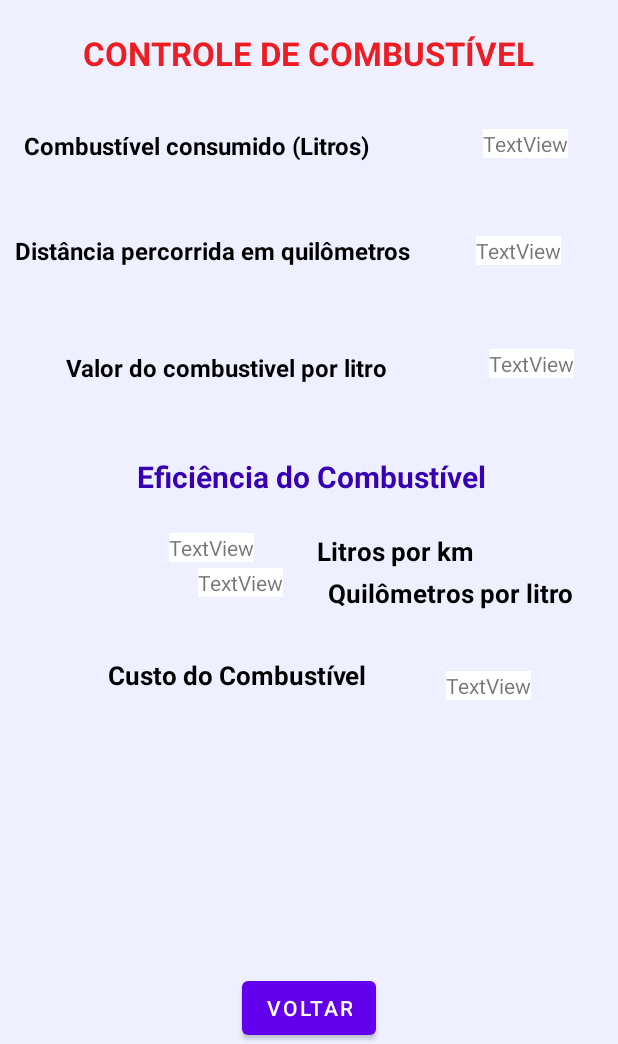
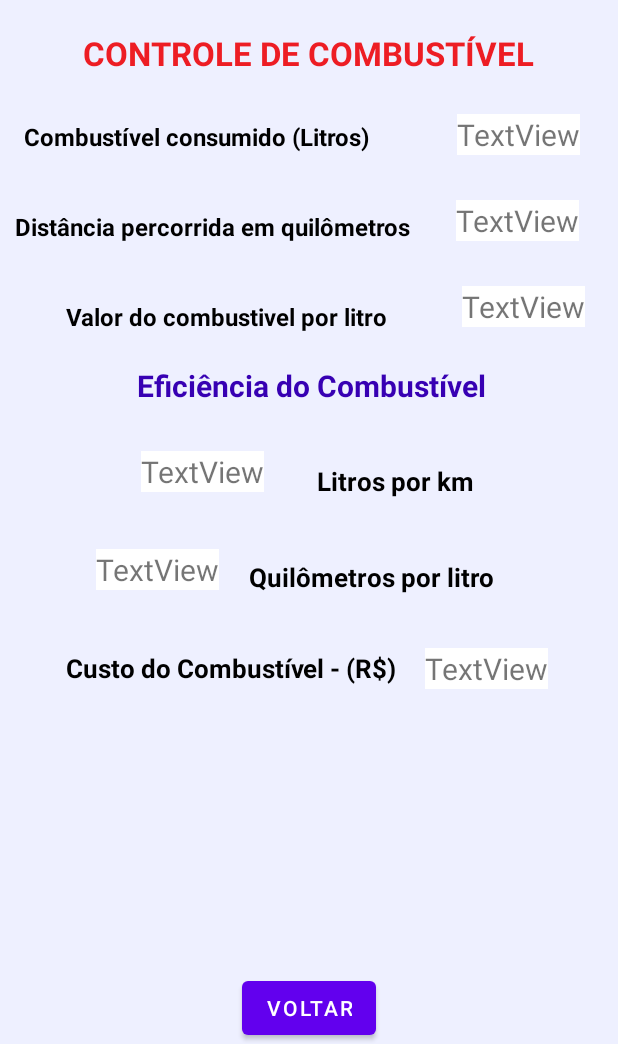
Before and after one commit to Ediberto/EcoDriveApp, an Android app: the layout activity_tela_resultados.xml on its own in the app's theme, with its tools: preview values and no code run, on a phone screen of 412 x 824 dp, the part 192-1236 px from its top. Run offline under Robolectric (Android 15) with nearby library versions, the light colour scheme and no system bars.

Commit message:
SISTEMA CONCLUIDO Versão 01

```diff
--- a/app/src/main/res/layout/activity_tela_resultados.xml
+++ b/app/src/main/res/layout/activity_tela_resultados.xml
@@ -38,7 +38,7 @@
         android:layout_width="wrap_content"
         android:layout_height="wrap_content"
         android:layout_marginStart="16dp"
-        android:layout_marginTop="36dp"
+        android:layout_marginTop="30dp"
         android:text="Combustível consumido (Litros)"
         android:textStyle="bold"
         android:textSize="16sp"
@@ -50,10 +50,11 @@
         android:id="@+id/exibeCombustivelConsumido"
         android:layout_width="wrap_content"
         android:layout_height="wrap_content"
-        android:layout_marginTop="36dp"
+        android:layout_marginTop="26dp"
         android:background="@color/white"
         android:text="TextView"
         android:textAlignment="center"
+        android:textSize="20sp"
         app:layout_constraintEnd_toEndOf="parent"
         app:layout_constraintHorizontal_bias="0.693"
         app:layout_constraintStart_toEndOf="@+id/msgCombConsumido"
@@ -64,7 +65,7 @@
         android:layout_width="wrap_content"
         android:layout_height="wrap_content"
         android:layout_marginStart="10dp"
-        android:layout_marginTop="48dp"
+        android:layout_marginTop="38dp"
         android:text="Distância percorrida em quilômetros"
         android:textStyle="bold"
         android:textSize="16sp"
@@ -76,9 +77,11 @@
         android:id="@+id/exibeDistanciaPercorrida"
         android:layout_width="wrap_content"
         android:layout_height="wrap_content"
-        android:layout_marginTop="52dp"
+        android:layout_marginTop="30dp"
         android:background="@color/white"
         android:text="TextView"
+        android:textAlignment="center"
+        android:textSize="20sp"
         app:layout_constraintEnd_toEndOf="parent"
         app:layout_constraintHorizontal_bias="0.53"
         app:layout_constraintStart_toEndOf="@+id/msgDistanciaPercorrida"
@@ -89,7 +92,7 @@
         android:layout_width="wrap_content"
         android:layout_height="wrap_content"
         android:layout_marginStart="44dp"
-        android:layout_marginTop="56dp"
+        android:layout_marginTop="38dp"
         android:text="Valor do combustivel por litro"
         android:textStyle="bold"
         android:textSize="16sp"
@@ -101,9 +104,11 @@
         android:id="@+id/exibeValorCombustivel"
         android:layout_width="wrap_content"
         android:layout_height="wrap_content"
-        android:layout_marginTop="56dp"
+        android:layout_marginTop="30dp"
         android:background="@color/white"
         android:text="TextView"
+        android:textAlignment="center"
+        android:textSize="20sp"
         app:layout_constraintEnd_toEndOf="parent"
         app:layout_constraintHorizontal_bias="0.698"
         app:layout_constraintStart_toEndOf="@+id/msgPrecoCombustivel"
@@ -113,7 +118,7 @@
         android:id="@+id/msgEficienciaCombustivel"
         android:layout_width="wrap_content"
         android:layout_height="wrap_content"
-        android:layout_marginTop="52dp"
+        android:layout_marginTop="25dp"
         android:text="Eficiência do Combustível"
         android:textStyle="bold"
         android:textSize="20dp"
@@ -127,7 +132,7 @@
         android:id="@+id/msgLitrosporkm"
         android:layout_width="wrap_content"
         android:layout_height="wrap_content"
-        android:layout_marginTop="24dp"
+        android:layout_marginTop="38dp"
         android:layout_marginEnd="96dp"
         android:text="Litros por km"
         android:textStyle="bold"
@@ -140,38 +145,26 @@
         android:id="@+id/exibeLitrosporkm"
         android:layout_width="wrap_content"
         android:layout_height="wrap_content"
-        android:layout_marginTop="24dp"
+        android:layout_marginTop="30dp"
         android:background="@color/white"
         android:text="TextView"
+        android:textAlignment="center"
+        android:textSize="20sp"
         app:layout_constraintEnd_toStartOf="@+id/msgLitrosporkm"
         app:layout_constraintHorizontal_bias="0.729"
         app:layout_constraintStart_toStartOf="parent"
         app:layout_constraintTop_toBottomOf="@+id/msgEficienciaCombustivel" />
 
     <TextView
-        android:id="@+id/msgKmporlitro"
-        android:layout_width="wrap_content"
-        android:layout_height="wrap_content"
-        android:layout_marginTop="4dp"
-        android:text="Quilômetros por litro"
-        android:textStyle="bold"
-        android:textSize="17sp"
-        android:textColor="@color/black"
-        app:layout_constraintEnd_toEndOf="parent"
-        app:layout_constraintHorizontal_bias="0.51"
-        app:layout_constraintStart_toEndOf="@+id/exibeKmporlitro"
-        app:layout_constraintTop_toBottomOf="@+id/msgLitrosporkm" />
-
-    <TextView
         android:id="@+id/msgCustoCombustivel"
         android:layout_width="wrap_content"
         android:layout_height="wrap_content"
-        android:layout_marginStart="72dp"
+        android:layout_marginStart="44dp"
         android:layout_marginTop="40dp"
-        android:text="Custo do Combustível"
+        android:text="Custo do Combustível - (R$)"
+        android:textColor="@color/black"
+        android:textSize="17sp"
         android:textStyle="bold"
-        android:textSize="17sp"
-        android:textColor="@color/black"
         app:layout_constraintStart_toStartOf="parent"
         app:layout_constraintTop_toBottomOf="@+id/exibeKmporlitro" />
 
@@ -179,11 +172,13 @@
         android:id="@+id/exibeCustocombustivel"
         android:layout_width="wrap_content"
         android:layout_height="wrap_content"
-        android:layout_marginTop="40dp"
+        android:layout_marginTop="35dp"
         android:background="@color/white"
         android:text="TextView"
+        android:textAlignment="center"
+        android:textSize="20sp"
         app:layout_constraintEnd_toEndOf="parent"
-        app:layout_constraintHorizontal_bias="0.475"
+        app:layout_constraintHorizontal_bias="0.289"
         app:layout_constraintStart_toEndOf="@+id/msgCustoCombustivel"
         app:layout_constraintTop_toBottomOf="@+id/msgKmporlitro" />
 
@@ -191,12 +186,28 @@
         android:id="@+id/exibeKmporlitro"
         android:layout_width="wrap_content"
         android:layout_height="wrap_content"
-        android:layout_marginStart="132dp"
-        android:layout_marginTop="4dp"
+        android:layout_marginStart="64dp"
+        android:layout_marginTop="38dp"
         android:background="@color/white"
         android:text="TextView"
+        android:textAlignment="center"
+        android:textSize="20sp"
         app:layout_constraintStart_toStartOf="parent"
         app:layout_constraintTop_toBottomOf="@+id/exibeLitrosporkm" />
+
+    <TextView
+        android:id="@+id/msgKmporlitro"
+        android:layout_width="wrap_content"
+        android:layout_height="wrap_content"
+        android:layout_marginTop="40dp"
+        android:text="Quilômetros por litro"
+        android:textColor="@color/black"
+        android:textSize="17sp"
+        android:textStyle="bold"
+        app:layout_constraintEnd_toEndOf="parent"
+        app:layout_constraintHorizontal_bias="0.196"
+        app:layout_constraintStart_toEndOf="@+id/exibeKmporlitro"
+        app:layout_constraintTop_toBottomOf="@+id/msgLitrosporkm" />
 
     <Button
         android:id="@+id/btnVoltarResultados"
```
Also changed, not shown: app/src/main/java/com/example/ecodriveapp/SegundaTela.kt (+21 -3 lines), app/src/main/java/com/example/ecodriveapp/TelaResultados.kt (+21 -10 lines), app/src/main/res/layout/activity_segunda_tela.xml (+9 -9 lines).
